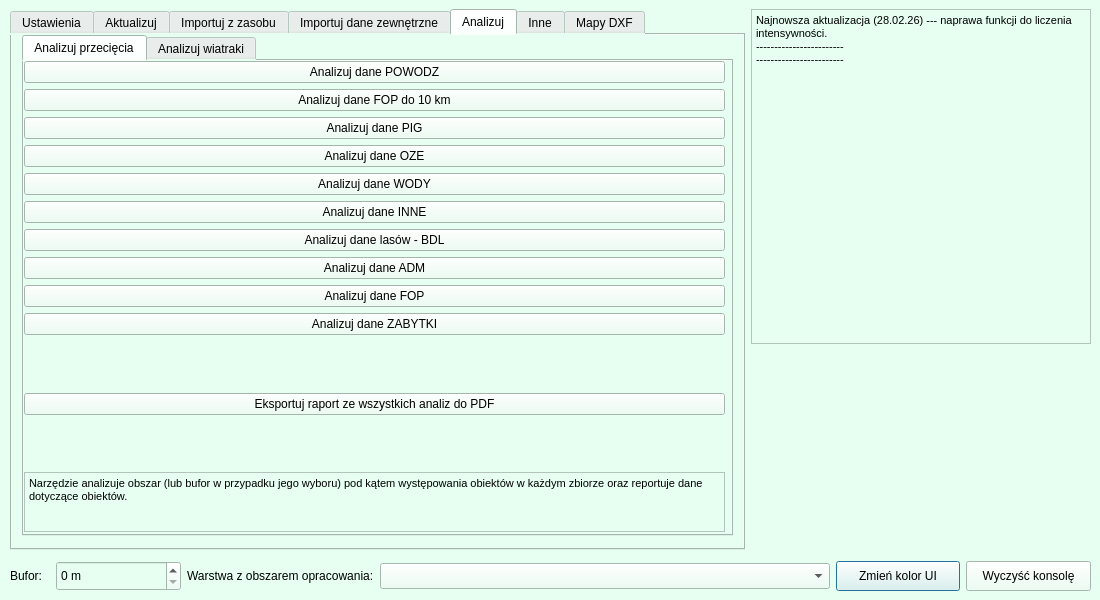
pankonduktortoja/BoberOS, file bober_os_dialog_base.ui: the form before one commit.
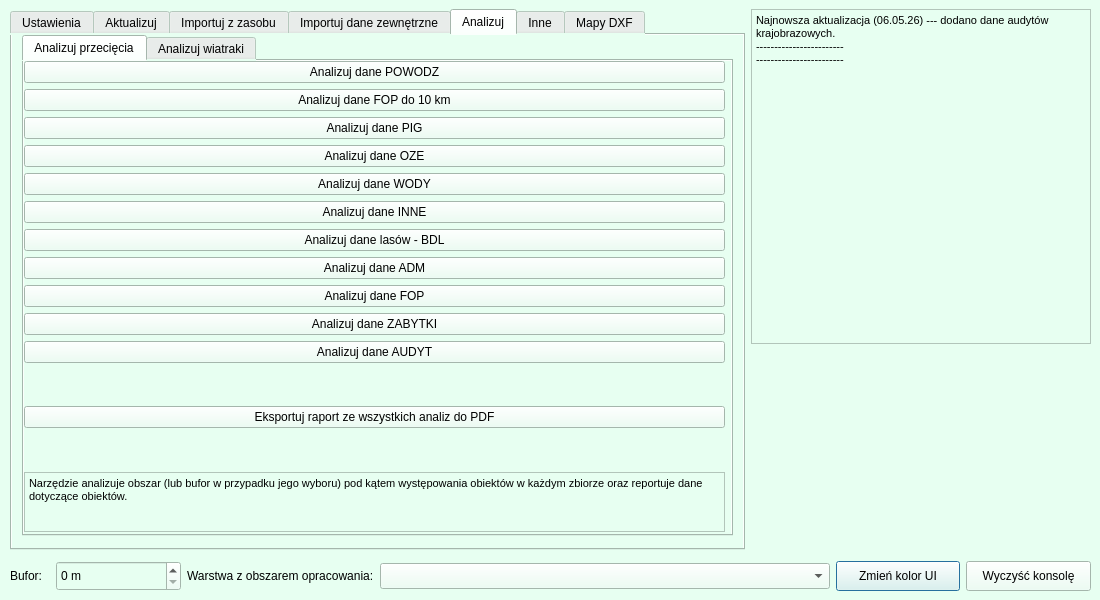
The form after the commit. The open tabs and pages were chosen to show the change. Custom widgets are drawn as their Qt base class.

Commit message: added audyt data

```diff
--- a/bober_os_dialog_base.ui
+++ b/bober_os_dialog_base.ui
@@ -1416,6 +1416,13 @@
              </property>
             </widget>
            </item>
+           <item>
+            <widget class="QPushButton" name="pb_anal_audyt">
+             <property name="text">
+              <string>Analizuj dane AUDYT</string>
+             </property>
+            </widget>
+           </item>
            <item>
             <spacer name="verticalSpacer_8">
              <property name="orientation">
@@ -2409,7 +2416,7 @@
 &lt;html&gt;&lt;head&gt;&lt;meta name=&quot;qrichtext&quot; content=&quot;1&quot; /&gt;&lt;style type=&quot;text/css&quot;&gt;
 p, li { white-space: pre-wrap; }
 &lt;/style&gt;&lt;/head&gt;&lt;body style=&quot; font-family:'Open Sans'; font-size:8pt; font-weight:400; font-style:normal;&quot;&gt;
-&lt;p style=&quot; margin-top:0px; margin-bottom:0px; margin-left:0px; margin-right:0px; -qt-block-indent:0; text-indent:0px;&quot;&gt;Najnowsza aktualizacja (28.02.26) --- naprawa funkcji do liczenia intensywności.&lt;/p&gt;
+&lt;p style=&quot; margin-top:0px; margin-bottom:0px; margin-left:0px; margin-right:0px; -qt-block-indent:0; text-indent:0px;&quot;&gt;Najnowsza aktualizacja (06.05.26) --- dodano dane audytów krajobrazowych.&lt;/p&gt;
 &lt;p style=&quot; margin-top:0px; margin-bottom:0px; margin-left:0px; margin-right:0px; -qt-block-indent:0; text-indent:0px;&quot;&gt;------------------------&lt;/p&gt;
 &lt;p style=&quot; margin-top:0px; margin-bottom:0px; margin-left:0px; margin-right:0px; -qt-block-indent:0; text-indent:0px;&quot;&gt;------------------------&lt;/p&gt;&lt;/body&gt;&lt;/html&gt;</string>
         </property>
```
Left out of the diff: 9 changed lines with no effect on the pictures. The commit also changes 2 other files.
